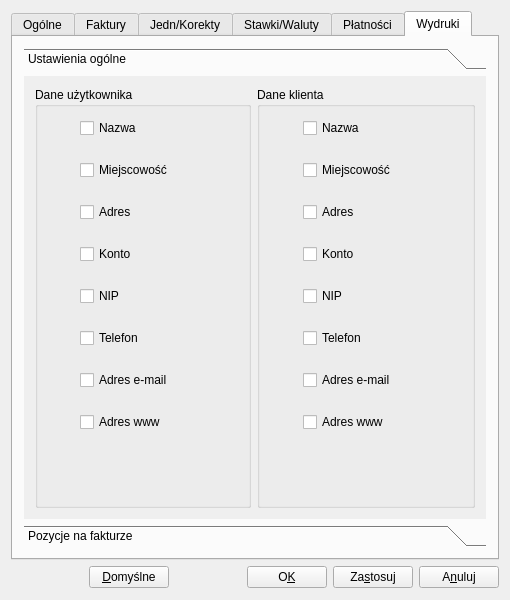
Qt form Ustawienia.ui (juliagoda/qfaktury) before a commit.
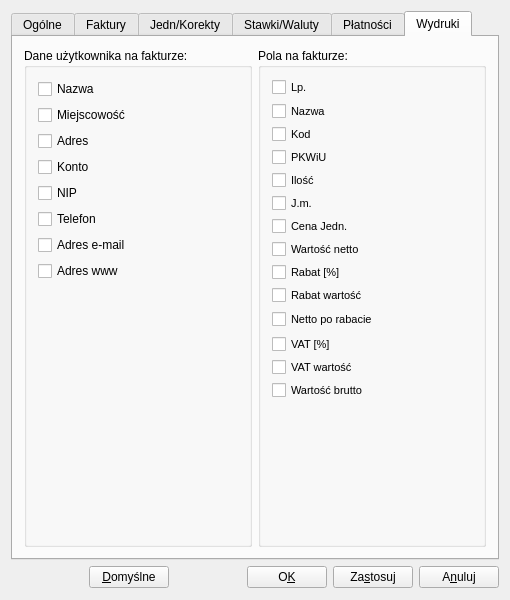
The same form after that commit. The open tabs and pages were chosen to show the change.

The edit to the form file:
```diff
--- a/Ustawienia.ui
+++ b/Ustawienia.ui
@@ -938,53 +938,17 @@
       <attribute name="title" >
        <string>Wydruki</string>
       </attribute>
-      <layout class="QGridLayout" name="gridLayout_3" >
-       <item row="0" column="0" >
-        <widget class="QToolBox" name="toolBox" >
-         <property name="currentIndex" >
-          <number>0</number>
-         </property>
-         <widget class="QWidget" name="page" >
-          <property name="geometry" >
-           <rect>
-            <x>0</x>
-            <y>0</y>
-            <width>476</width>
-            <height>452</height>
-           </rect>
-          </property>
-          <attribute name="label" >
-           <string>Ustawienia ogólne</string>
-          </attribute>
-          <layout class="QHBoxLayout" name="horizontalLayout_6" >
+      <layout class="QHBoxLayout" name="horizontalLayout_12" >
            <item>
-            <widget class="QGroupBox" name="groupBox_3" >
+        <widget class="QGroupBox" name="groupBox" >
              <property name="title" >
-              <string>Dane użytkownika</string>
-             </property>
-             <layout class="QVBoxLayout" name="verticalLayout_10" >
+          <string>Dane użytkownika na fakturze:</string>
+         </property>
+         <layout class="QGridLayout" name="gridLayout" >
+          <item row="0" column="0" >
+           <layout class="QVBoxLayout" name="_53" >
               <item>
-               <layout class="QHBoxLayout" name="_7" >
-                <item>
-                 <spacer name="spacer52_2" >
-                  <property name="orientation" >
-                   <enum>Qt::Horizontal</enum>
-                  </property>
-                  <property name="sizeType" >
-                   <enum>QSizePolicy::Expanding</enum>
-                  </property>
-                  <property name="sizeHint" stdset="0" >
-                   <size>
-                    <width>39</width>
-                    <height>20</height>
-                   </size>
-                  </property>
-                 </spacer>
-                </item>
-                <item>
-                 <layout class="QVBoxLayout" name="_8" >
-                  <item>
-                   <layout class="QHBoxLayout" name="_9" >
+             <layout class="QHBoxLayout" name="_54" >
                     <item>
                      <widget class="QCheckBox" name="userinfonazwa" >
                       <property name="text" >
@@ -1011,23 +975,7 @@
                    </layout>
                   </item>
                   <item>
-                   <spacer name="spacer44_2" >
-                    <property name="orientation" >
-                     <enum>Qt::Vertical</enum>
-                    </property>
-                    <property name="sizeType" >
-                     <enum>QSizePolicy::Expanding</enum>
-                    </property>
-                    <property name="sizeHint" stdset="0" >
-                     <size>
-                      <width>20</width>
-                      <height>16</height>
-                     </size>
-                    </property>
-                   </spacer>
-                  </item>
-                  <item>
-                   <layout class="QHBoxLayout" name="_10" >
+             <layout class="QHBoxLayout" name="_55" >
                     <item>
                      <widget class="QCheckBox" name="userinfomiejscowosc" >
                       <property name="text" >
@@ -1054,23 +1002,7 @@
                    </layout>
                   </item>
                   <item>
-                   <spacer name="spacer44_3" >
-                    <property name="orientation" >
-                     <enum>Qt::Vertical</enum>
-                    </property>
-                    <property name="sizeType" >
-                     <enum>QSizePolicy::Expanding</enum>
-                    </property>
-                    <property name="sizeHint" stdset="0" >
-                     <size>
-                      <width>20</width>
-                      <height>16</height>
-                     </size>
-                    </property>
-                   </spacer>
-                  </item>
-                  <item>
-                   <layout class="QHBoxLayout" name="_11" >
+             <layout class="QHBoxLayout" name="_56" >
                     <item>
                      <widget class="QCheckBox" name="userinfoadres" >
                       <property name="text" >
@@ -1097,23 +1029,7 @@
                    </layout>
                   </item>
                   <item>
-                   <spacer name="spacer44_4" >
-                    <property name="orientation" >
-                     <enum>Qt::Vertical</enum>
-                    </property>
-                    <property name="sizeType" >
-                     <enum>QSizePolicy::Expanding</enum>
-                    </property>
-                    <property name="sizeHint" stdset="0" >
-                     <size>
-                      <width>20</width>
-                      <height>16</height>
-                     </size>
-                    </property>
-                   </spacer>
-                  </item>
-                  <item>
-                   <layout class="QHBoxLayout" name="_12" >
+             <layout class="QHBoxLayout" name="_57" >
                     <item>
                      <widget class="QCheckBox" name="userinfokonto" >
                       <property name="text" >
@@ -1140,23 +1056,7 @@
                    </layout>
                   </item>
                   <item>
-                   <spacer name="spacer44_5" >
-                    <property name="orientation" >
-                     <enum>Qt::Vertical</enum>
-                    </property>
-                    <property name="sizeType" >
-                     <enum>QSizePolicy::Expanding</enum>
-                    </property>
-                    <property name="sizeHint" stdset="0" >
-                     <size>
-                      <width>20</width>
-                      <height>16</height>
-                     </size>
-                    </property>
-                   </spacer>
-                  </item>
-                  <item>
-                   <layout class="QHBoxLayout" name="_13" >
+             <layout class="QHBoxLayout" name="_58" >
                     <item>
                      <widget class="QCheckBox" name="userinfonip" >
                       <property name="text" >
@@ -1183,23 +1083,7 @@
                    </layout>
                   </item>
                   <item>
-                   <spacer name="spacer44_6" >
-                    <property name="orientation" >
-                     <enum>Qt::Vertical</enum>
-                    </property>
-                    <property name="sizeType" >
-                     <enum>QSizePolicy::Expanding</enum>
-                    </property>
-                    <property name="sizeHint" stdset="0" >
-                     <size>
-                      <width>20</width>
-                      <height>16</height>
-                     </size>
-                    </property>
-                   </spacer>
-                  </item>
-                  <item>
-                   <layout class="QHBoxLayout" name="_14" >
+             <layout class="QHBoxLayout" name="_59" >
                     <item>
                      <widget class="QCheckBox" name="userinfotel" >
                       <property name="text" >
@@ -1226,23 +1110,7 @@
                    </layout>
                   </item>
                   <item>
-                   <spacer name="spacer44" >
-                    <property name="orientation" >
-                     <enum>Qt::Vertical</enum>
-                    </property>
-                    <property name="sizeType" >
-                     <enum>QSizePolicy::Expanding</enum>
-                    </property>
-                    <property name="sizeHint" stdset="0" >
-                     <size>
-                      <width>20</width>
-                      <height>16</height>
-                     </size>
-                    </property>
-                   </spacer>
-                  </item>
-                  <item>
-                   <layout class="QHBoxLayout" name="_15" >
+             <layout class="QHBoxLayout" name="_60" >
                     <item>
                      <widget class="QCheckBox" name="userinfomail" >
                       <property name="text" >
@@ -1269,23 +1137,7 @@
                    </layout>
                   </item>
                   <item>
-                   <spacer name="spacer44_7" >
-                    <property name="orientation" >
-                     <enum>Qt::Vertical</enum>
-                    </property>
-                    <property name="sizeType" >
-                     <enum>QSizePolicy::Expanding</enum>
-                    </property>
-                    <property name="sizeHint" stdset="0" >
-                     <size>
-                      <width>20</width>
-                      <height>16</height>
-                     </size>
-                    </property>
-                   </spacer>
-                  </item>
-                  <item>
-                   <layout class="QHBoxLayout" name="_16" >
+             <layout class="QHBoxLayout" name="_61" >
                     <item>
                      <widget class="QCheckBox" name="userinfowww" >
                       <property name="text" >
@@ -1311,28 +1163,8 @@
                     </item>
                    </layout>
                   </item>
-                 </layout>
-                </item>
                 <item>
-                 <spacer name="spacer52" >
-                  <property name="orientation" >
-                   <enum>Qt::Horizontal</enum>
-                  </property>
-                  <property name="sizeType" >
-                   <enum>QSizePolicy::Expanding</enum>
-                  </property>
-                  <property name="sizeHint" stdset="0" >
-                   <size>
-                    <width>39</width>
-                    <height>20</height>
-                   </size>
-                  </property>
-                 </spacer>
-                </item>
-               </layout>
-              </item>
-              <item>
-               <spacer name="spacer55" >
+             <spacer name="spacer44_7" >
                 <property name="orientation" >
                  <enum>Qt::Vertical</enum>
                 </property>
@@ -1348,418 +1180,18 @@
                </spacer>
               </item>
              </layout>
+          </item>
+         </layout>
             </widget>
            </item>
            <item>
-            <widget class="QGroupBox" name="groupBox_4" >
+        <widget class="QGroupBox" name="groupBox_2" >
              <property name="title" >
-              <string>Dane klienta</string>
-             </property>
-             <layout class="QVBoxLayout" name="verticalLayout_4" >
-              <item>
-               <layout class="QHBoxLayout" name="_17" >
-                <item>
-                 <spacer name="spacer52_2_2" >
-                  <property name="orientation" >
-                   <enum>Qt::Horizontal</enum>
-                  </property>
-                  <property name="sizeType" >
-                   <enum>QSizePolicy::Expanding</enum>
-                  </property>
-                  <property name="sizeHint" stdset="0" >
-                   <size>
-                    <width>40</width>
-                    <height>20</height>
-                   </size>
-                  </property>
-                 </spacer>
-                </item>
-                <item>
-                 <layout class="QVBoxLayout" name="_18" >
-                  <item>
-                   <layout class="QHBoxLayout" name="_19" >
-                    <item>
-                     <widget class="QCheckBox" name="userinfonazwa_2" >
-                      <property name="text" >
-                       <string>Nazwa</string>
-                      </property>
-                     </widget>
-                    </item>
-                    <item>
-                     <spacer name="spacer27_2_2" >
-                      <property name="orientation" >
-                       <enum>Qt::Horizontal</enum>
-                      </property>
-                      <property name="sizeType" >
-                       <enum>QSizePolicy::Expanding</enum>
-                      </property>
-                      <property name="sizeHint" stdset="0" >
-                       <size>
-                        <width>40</width>
-                        <height>20</height>
-                       </size>
-                      </property>
-                     </spacer>
-                    </item>
-                   </layout>
-                  </item>
-                  <item>
-                   <spacer name="spacer44_2_2" >
-                    <property name="orientation" >
-                     <enum>Qt::Vertical</enum>
-                    </property>
-                    <property name="sizeType" >
-                     <enum>QSizePolicy::Expanding</enum>
-                    </property>
-                    <property name="sizeHint" stdset="0" >
-                     <size>
-                      <width>20</width>
-                      <height>16</height>
-                     </size>
-                    </property>
-                   </spacer>
-                  </item>
-                  <item>
-                   <layout class="QHBoxLayout" name="_20" >
-                    <item>
-                     <widget class="QCheckBox" name="userinfomiejscowosc_2" >
-                      <property name="text" >
-                       <string>Miejscowość</string>
-                      </property>
-                     </widget>
-                    </item>
-                    <item>
-                     <spacer name="spacer27_4_2" >
-                      <property name="orientation" >
-                       <enum>Qt::Horizontal</enum>
-                      </property>
-                      <property name="sizeType" >
-                       <enum>QSizePolicy::Expanding</enum>
-                      </property>
-                      <property name="sizeHint" stdset="0" >
-                       <size>
-                        <width>40</width>
-                        <height>20</height>
-                       </size>
-                      </property>
-                     </spacer>
-                    </item>
-                   </layout>
-                  </item>
-                  <item>
-                   <spacer name="spacer44_3_2" >
-                    <property name="orientation" >
-                     <enum>Qt::Vertical</enum>
-                    </property>
-                    <property name="sizeType" >
-                     <enum>QSizePolicy::Expanding</enum>
-                    </property>
-                    <property name="sizeHint" stdset="0" >
-                     <size>
-                      <width>20</width>
-                      <height>16</height>
-                     </size>
-                    </property>
-                   </spacer>
-                  </item>
-                  <item>
-                   <layout class="QHBoxLayout" name="_21" >
-                    <item>
-                     <widget class="QCheckBox" name="userinfoadres_2" >
-                      <property name="text" >
-                       <string>Adres</string>
-                      </property>
-                     </widget>
-                    </item>
-                    <item>
-                     <spacer name="spacer27_3_2" >
-                      <property name="orientation" >
-                       <enum>Qt::Horizontal</enum>
-                      </property>
-                      <property name="sizeType" >
-                       <enum>QSizePolicy::Expanding</enum>
-                      </property>
-                      <property name="sizeHint" stdset="0" >
-                       <size>
-                        <width>40</width>
-                        <height>20</height>
-                       </size>
-                      </property>
-                     </spacer>
-                    </item>
-                   </layout>
-                  </item>
-                  <item>
-                   <spacer name="spacer44_4_2" >
-                    <property name="orientation" >
-                     <enum>Qt::Vertical</enum>
-                    </property>
-                    <property name="sizeType" >
-                     <enum>QSizePolicy::Expanding</enum>
-                    </property>
-                    <property name="sizeHint" stdset="0" >
-                     <size>
-                      <width>20</width>
-                      <height>16</height>
-                     </size>
-                    </property>
-                   </spacer>
-                  </item>
-                  <item>
-                   <layout class="QHBoxLayout" name="_22" >
-                    <item>
-                     <widget class="QCheckBox" name="userinfokonto_2" >
-                      <property name="text" >
-                       <string>Konto</string>
-                      </property>
-                     </widget>
-                    </item>
-                    <item>
-                     <spacer name="spacer27_12_2" >
-                      <property name="orientation" >
-                       <enum>Qt::Horizontal</enum>
-                      </property>
-                      <property name="sizeType" >
-                       <enum>QSizePolicy::Expanding</enum>
-                      </property>
-                      <property name="sizeHint" stdset="0" >
-                       <size>
-                        <width>40</width>
-                        <height>20</height>
-                       </size>
-                      </property>
-                     </spacer>
-                    </item>
-                   </layout>
-                  </item>
-                  <item>
-                   <spacer name="spacer44_5_2" >
-                    <property name="orientation" >
-                     <enum>Qt::Vertical</enum>
-                    </property>
-                    <property name="sizeType" >
-                     <enum>QSizePolicy::Expanding</enum>
-                    </property>
-                    <property name="sizeHint" stdset="0" >
-                     <size>
-                      <width>20</width>
-                      <height>16</height>
-                     </size>
-                    </property>
-                   </spacer>
-                  </item>
-                  <item>
-                   <layout class="QHBoxLayout" name="_23" >
-                    <item>
-                     <widget class="QCheckBox" name="userinfonip_2" >
-                      <property name="text" >
-                       <string>NIP</string>
-                      </property>
-                     </widget>
-                    </item>
-                    <item>
-                     <spacer name="spacer27_13_2" >
-                      <property name="orientation" >
-                       <enum>Qt::Horizontal</enum>
-                      </property>
-                      <property name="sizeType" >
-                       <enum>QSizePolicy::Expanding</enum>
-                      </property>
-                      <property name="sizeHint" stdset="0" >
-                       <size>
-                        <width>40</width>
-                        <height>20</height>
-                       </size>
-                      </property>
-                     </spacer>
-                    </item>
-                   </layout>
-                  </item>
-                  <item>
-                   <spacer name="spacer44_6_2" >
-                    <property name="orientation" >
-                     <enum>Qt::Vertical</enum>
-                    </property>
-                    <property name="sizeType" >
-                     <enum>QSizePolicy::Expanding</enum>
-                    </property>
-                    <property name="sizeHint" stdset="0" >
-                     <size>
-                      <width>20</width>
-                      <height>16</height>
-                     </size>
-                    </property>
-                   </spacer>
-                  </item>
-                  <item>
-                   <layout class="QHBoxLayout" name="_24" >
-                    <item>
-                     <widget class="QCheckBox" name="userinfotel_2" >
-                      <property name="text" >
-                       <string>Telefon</string>
-                      </property>
-                     </widget>
-                    </item>
-                    <item>
-                     <spacer name="spacer27_14_2" >
-                      <property name="orientation" >
-                       <enum>Qt::Horizontal</enum>
-                      </property>
-                      <property name="sizeType" >
-                       <enum>QSizePolicy::Expanding</enum>
-                      </property>
-                      <property name="sizeHint" stdset="0" >
-                       <size>
-                        <width>40</width>
-                        <height>20</height>
-                       </size>
-                      </property>
-                     </spacer>
-                    </item>
-                   </layout>
-                  </item>
-                  <item>
-                   <spacer name="spacer44_8" >
-                    <property name="orientation" >
-                     <enum>Qt::Vertical</enum>
-                    </property>
-                    <property name="sizeType" >
-                     <enum>QSizePolicy::Expanding</enum>
-                    </property>
-                    <property name="sizeHint" stdset="0" >
-                     <size>
-                      <width>20</width>
-                      <height>16</height>
-                     </size>
-                    </property>
-                   </spacer>
-                  </item>
-                  <item>
-                   <layout class="QHBoxLayout" name="_25" >
-                    <item>
-                     <widget class="QCheckBox" name="userinfomail_2" >
-                      <property name="text" >
-                       <string>Adres e-mail</string>
-                      </property>
-                     </widget>
-                    </item>
-                    <item>
-                     <spacer name="spacer27_15_2" >
-                      <property name="orientation" >
-                       <enum>Qt::Horizontal</enum>
-                      </property>
-                      <property name="sizeType" >
-                       <enum>QSizePolicy::Expanding</enum>
-                      </property>
-                      <property name="sizeHint" stdset="0" >
-                       <size>
-                        <width>40</width>
-                        <height>20</height>
-                       </size>
-                      </property>
-                     </spacer>
-                    </item>
-                   </layout>
-                  </item>
-                  <item>
-                   <spacer name="spacer44_7_2" >
-                    <property name="orientation" >
-                     <enum>Qt::Vertical</enum>
-                    </property>
-                    <property name="sizeType" >
-                     <enum>QSizePolicy::Expanding</enum>
-                    </property>
-                    <property name="sizeHint" stdset="0" >
-                     <size>
-                      <width>20</width>
-                      <height>16</height>
-                     </size>
-                    </property>
-                   </spacer>
-                  </item>
-                  <item>
-                   <layout class="QHBoxLayout" name="_26" >
-                    <item>
-                     <widget class="QCheckBox" name="userinfowww_2" >
-                      <property name="text" >
-                       <string>Adres www</string>
-                      </property>
-                     </widget>
-                    </item>
-                    <item>
-                     <spacer name="spacer27_16_2" >
-                      <property name="orientation" >
-                       <enum>Qt::Horizontal</enum>
-                      </property>
-                      <property name="sizeType" >
-                       <enum>QSizePolicy::Expanding</enum>
-                      </property>
-                      <property name="sizeHint" stdset="0" >
-                       <size>
-                        <width>40</width>
-                        <height>20</height>
-                       </size>
-                      </property>
-                     </spacer>
-                    </item>
-                   </layout>
-                  </item>
-                 </layout>
-                </item>
-                <item>
-                 <spacer name="spacer52_3" >
-                  <property name="orientation" >
-                   <enum>Qt::Horizontal</enum>
-                  </property>
-                  <property name="sizeType" >
-                   <enum>QSizePolicy::Expanding</enum>
-                  </property>
-                  <property name="sizeHint" stdset="0" >
-                   <size>
-                    <width>40</width>
-                    <height>20</height>
-                   </size>
-                  </property>
-                 </spacer>
-                </item>
-               </layout>
-              </item>
-              <item>
-               <spacer name="spacer55_2" >
-                <property name="orientation" >
-                 <enum>Qt::Vertical</enum>
-                </property>
-                <property name="sizeType" >
-                 <enum>QSizePolicy::Expanding</enum>
-                </property>
-                <property name="sizeHint" stdset="0" >
-                 <size>
-                  <width>20</width>
-                  <height>33</height>
-                 </size>
-                </property>
-               </spacer>
-              </item>
-             </layout>
-            </widget>
-           </item>
-          </layout>
-         </widget>
-         <widget class="QWidget" name="page_3" >
-          <property name="geometry" >
-           <rect>
-            <x>0</x>
-            <y>0</y>
-            <width>574</width>
-            <height>474</height>
-           </rect>
-          </property>
-          <attribute name="label" >
-           <string>Pozycje na fakturze</string>
-          </attribute>
-          <layout class="QGridLayout" name="gridLayout" >
+          <string>Pola na fakturze:</string>
+         </property>
+         <layout class="QGridLayout" name="gridLayout_2" >
            <item row="0" column="0" >
-            <layout class="QVBoxLayout" name="_33" >
+           <layout class="QVBoxLayout" name="_62" >
              <item>
               <layout class="QHBoxLayout" name="_34" >
                <item>
@@ -2376,10 +1808,22 @@
                </item>
               </layout>
              </item>
+            <item>
+             <spacer name="verticalSpacer_2" >
+              <property name="orientation" >
+               <enum>Qt::Vertical</enum>
+              </property>
+              <property name="sizeHint" stdset="0" >
+               <size>
+                <width>20</width>
+                <height>40</height>
+               </size>
+              </property>
+             </spacer>
+            </item>
             </layout>
            </item>
           </layout>
-         </widget>
         </widget>
        </item>
       </layout>
```
Left out of the diff: 28 changed lines with no effect on the pictures. Lines whose indentation alone changed are shown as unchanged.
